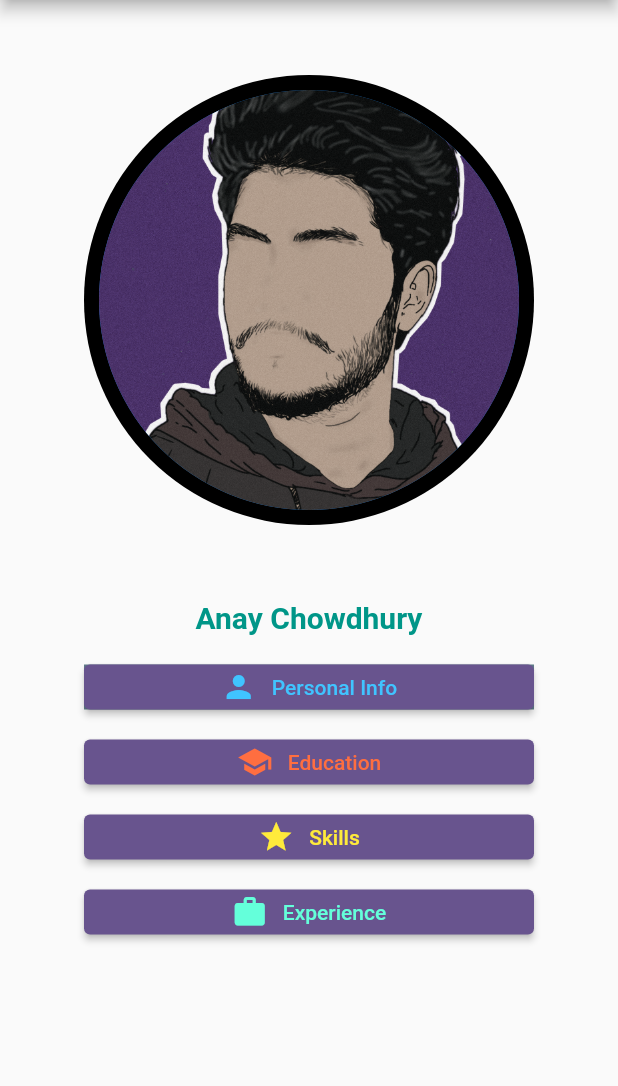
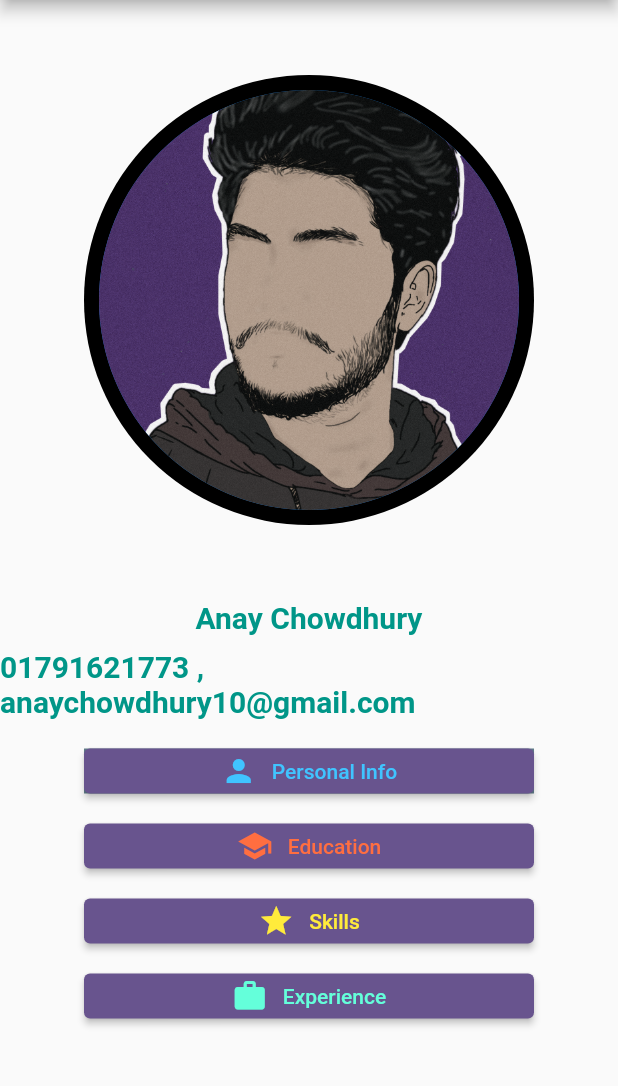
Before and after one commit to anay004/My_Portfolio, a Flutter app: the screen it shows after launch, on a phone screen of 412 x 824 dp, the part 84-1170 px from its top. Run offline on Flutter 3.47's test engine with Material 3 defaults, Android fonts, the phone set to English and light mode, and no system bars.

Commit message:
Info added

```diff
--- a/lib/home_page.dart
+++ b/lib/home_page.dart
@@ -37,6 +37,9 @@ class HomePage extends StatelessWidget {
             ),
           ),
           SizedBox(child: Text("Anay Chowdhury",style: TextStyle(color: Colors.teal, fontSize: 20, fontWeight: FontWeight.bold),  )),
+          SizedBox(height: 10,),
+          SizedBox(child: Text("01791621773 , anaychowdhury10@gmail.com",style: TextStyle(color: Colors.teal, fontSize: 20, fontWeight: FontWeight.bold),  )),
+
           SizedBox(height: 20,),
 
           Container(
```
